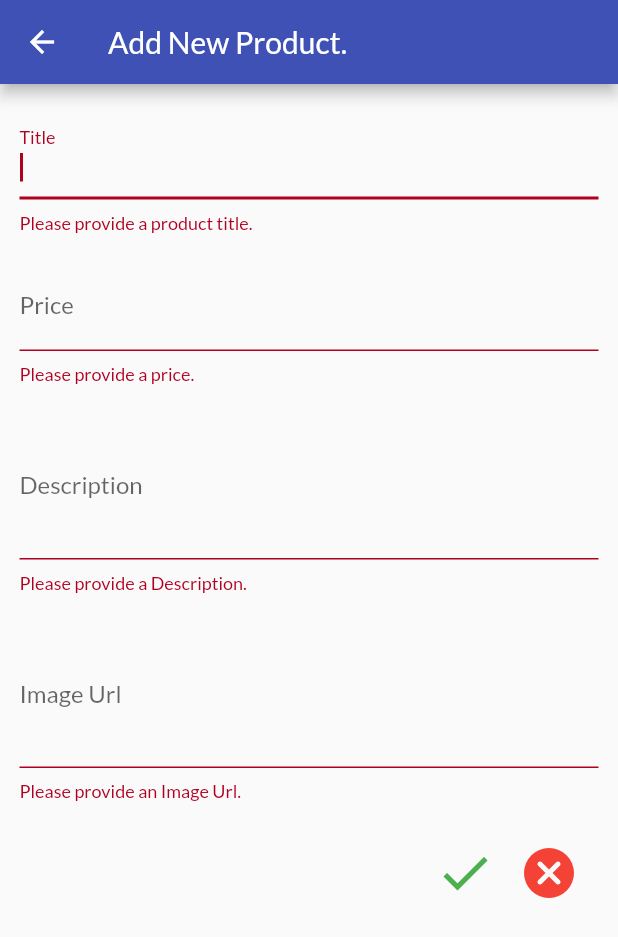
After one commit to AashrayaKrishnani/shop-app, a Flutter app: the ProductFormScreen screen opened by its route, after a tap on the "check" icon, on a phone screen of 412 x 824 dp. The commit adds this screen. Shown: the top 937 px of the screen. Run offline on Flutter 3.47's test engine with Material 2 defaults, Android fonts, the phone set to English and light mode, and no system bars.

Commit message:
Add form, ProductFormScreen.dart

```diff
--- a/lib/main.dart
+++ b/lib/main.dart
@@ -4,6 +4,7 @@ import 'package:shop_app/models/cart.dart';
 import 'package:shop_app/screens/cart_screen.dart';
 import 'package:shop_app/screens/my_products_screen.dart';
 import 'package:shop_app/screens/orders_screen.dart';
+import 'package:shop_app/screens/product_form_screen.dart';
 import 'package:shop_app/screens/product_screen.dart';
 import 'package:shop_app/screens/products_screen.dart';
 
@@ -41,6 +42,7 @@ class MyApp extends StatelessWidget {
           CartScreen.route: (context) => const CartScreen(),
           OrdersScreen.route: (context) => const OrdersScreen(),
           MyProductsScreen.route: (context) => const MyProductsScreen(),
+          ProductFormScreen.route: (context) => const ProductFormScreen(),
         },
       ),
     );
--- a/lib/models/product.dart
+++ b/lib/models/product.dart
@@ -5,7 +5,7 @@ class Product with ChangeNotifier {
   final String title;
   final String description;
   final double price;
-  final String imgUrl;
+  final Image image;
   bool isFavorite;
 
   Product(
@@ -13,7 +13,7 @@ class Product with ChangeNotifier {
       required this.title,
       required this.description,
       required this.price,
-      required this.imgUrl,
+      required this.image,
       this.isFavorite = false});
 
   void toggleFavorite() {
--- a/lib/models/products.dart
+++ b/lib/models/products.dart
@@ -11,28 +11,28 @@ class Products with ChangeNotifier {
       title: 'Red Shirt',
       description: 'A red shirt - it is pretty red!',
       price: 29.99,
-      imgUrl: 'assets/images/Red Shirt.jpg',
+      image: Image.asset('assets/images/Red Shirt.jpg'),
     ),
     Product(
       id: 'p2',
       title: 'Trousers',
       description: 'A nice pair of trousers.',
       price: 59.99,
-      imgUrl: 'assets/images/Trousers.jpg',
+      image: Image.asset('assets/images/Trousers.jpg'),
     ),
     Product(
       id: 'p3',
       title: 'Yellow Scarf',
       description: 'Warm and cozy - exactly what you need for the winter.',
       price: 19.99,
-      imgUrl: 'assets/images/Yellow Scarf.jpg',
+      image: Image.asset('assets/images/Yellow Scarf.jpg'),
     ),
     Product(
       id: 'p4',
       title: 'A Pan',
       description: 'Prepare any meal you want.',
       price: 49.99,
-      imgUrl: 'assets/images/A Pan.jpg',
+      image: Image.asset('assets/images/A Pan.jpg'),
     ),
   ];
 
@@ -54,6 +54,14 @@ class Products with ChangeNotifier {
     notifyListeners();
   }
 
+  void updateProduct(Product product) {
+    if (_products.any((p) => p.id == product.id)) {
+      _products.removeWhere((p) => p.id == product.id);
+      _products.add(product);
+      notifyListeners();
+    }
+  }
+
   void toggleFavorite(Product product) {
     _products.firstWhere((p) => p.id == product.id).toggleFavorite();
     notifyListeners();
--- /dev/null
+++ b/lib/screens/product_form_screen.dart
@@ -0,0 +1,281 @@
+import 'package:flutter/material.dart';
+import 'package:provider/provider.dart';
+
+import '../models/product.dart';
+import '../models/products.dart';
+
+enum ProductFormType {
+  edit,
+  add,
+}
+
+class ProductFormScreen extends StatefulWidget {
+  static const String route = '/product-form';
+
+  const ProductFormScreen({Key? key}) : super(key: key);
+
+  @override
+  _ProductFormScreenState createState() => _ProductFormScreenState();
+}
+
+class _ProductFormScreenState extends State<ProductFormScreen> {
+  bool init = true;
+
+  ProductFormType _type = ProductFormType.add;
+
+  final _form = GlobalKey<FormState>();
+
+  Product? _product;
+
+  String _title = '';
+  String _description = '';
+  double _price = 0;
+  Image? _image;
+
+  final _titleField = GlobalKey<FormFieldState>();
+  final _priceField = GlobalKey<FormFieldState>();
+  final _descriptionField = GlobalKey<FormFieldState>();
+  final _imageField = GlobalKey<FormFieldState>();
+
+  @override
+  void initState() {
+    super.initState();
+  }
+
+  void _submitForm() {
+    bool isValid = _form.currentState!.validate();
+
+    if (isValid) {
+      _form.currentState?.save();
+      if (_type == ProductFormType.add) {
+        Provider.of<Products>(context, listen: false).addProduct(Product(
+            id: Object.hashAll([_title, _price, _image, _description])
+                .toString(),
+            description: _description,
+            image: _image!,
+            price: _price,
+            title: _title));
+      } else {
+        Provider.of<Products>(context, listen: false).updateProduct(Product(
+            id: _product!.id,
+            description: _description,
+            image: _image!,
+            price: _price,
+            title: _title));
+      }
+      Navigator.of(context).pop(true);
+    }
+  }
+
+  Widget get _imagePreview {
+    return Padding(
+      padding: const EdgeInsets.all(8.0),
+      child: Container(
+        decoration: BoxDecoration(
+          borderRadius: BorderRadius.circular(15),
+        ),
+        width: 100,
+        child: Image(image: _image!.image, fit: BoxFit.cover),
+      ),
+    );
+  }
+
+  @override
+  Widget build(BuildContext context) {
+    if (init) {
+      if (ModalRoute.of(context)?.settings.arguments != null) {
+        _product = ModalRoute.of(context)?.settings.arguments as Product;
+        _type = ProductFormType.edit;
+      }
+      if (_type == ProductFormType.edit) _image = _product!.image;
+      init = false;
+    }
+    return Scaffold(
+      appBar: AppBar(
+        title: Text(_type == ProductFormType.edit
+            ? 'Edit ${_product?.title}'
+            : 'Add New Product.'),
+      ),
+      body: Form(
+        key: _form,
+        child: SingleChildScrollView(
+          child: Padding(
+            padding: const EdgeInsets.all(8.0),
+            child: Column(
+              children: [
+                Padding(
+                  padding:
+                      const EdgeInsets.symmetric(vertical: 10, horizontal: 5),
+                  child: TextFormField(
+                    key: _titleField,
+                    initialValue:
+                        _type == ProductFormType.edit ? _product?.title : '',
+                    decoration: const InputDecoration(
+                      labelText: 'Title',
+                    ),
+                    autofocus: _type == ProductFormType.edit ? false : true,
+                    keyboardType: TextInputType.name,
+                    autocorrect: false,
+                    enableSuggestions: false,
+                    textInputAction: TextInputAction.next,
+                    onFieldSubmitted: (_) =>
+                        _titleField.currentState?.validate(),
+                    validator: (val) {
+                      if (val == null ||
+                          val.isEmpty ||
+                          val.toString().trim().isEmpty) {
+                        return 'Please provide a product title.';
+                      }
+                      return null;
+                    },
+                    onSaved: (val) => setState(() {
+                      _title = val ?? '';
+                    }),
+                  ),
+                ),
+                Padding(
+                  padding:
+                      const EdgeInsets.symmetric(vertical: 10, horizontal: 5),
+                  child: TextFormField(
+                    key: _priceField,
+                    initialValue: _type == ProductFormType.edit
+                        ? _product?.price.toString()
+                        : '',
+                    decoration: const InputDecoration(
+                      labelText: 'Price',
+                    ),
+                    keyboardType: TextInputType.number,
+                    enableSuggestions: false,
+                    textInputAction: TextInputAction.next,
+                    onFieldSubmitted: (_) =>
+                        _priceField.currentState?.validate(),
+                    validator: (val) {
+                      if (val == null || val.isEmpty) {
+                        return 'Please provide a price.';
+                      }
+
+                      if (double.tryParse(val) == null) {
+                        return 'Please Enter a Valid Price';
+                      }
+
+                      if (double.tryParse(val)! <= 0) {
+                        return 'Sweet little Price, Please Be Positive! ';
+                      }
+
+                      return null;
+                    },
+                    onSaved: (val) => setState(() {
+                      _price = double.tryParse(val!) ?? 0;
+                    }),
+                  ),
+                ),
+                Padding(
+                  padding:
+                      const EdgeInsets.symmetric(vertical: 10, horizontal: 5),
+                  child: TextFormField(
+                    key: _descriptionField,
+                    initialValue: _type == ProductFormType.edit
+                        ? _product?.description
+                        : '',
+                    maxLines: 3,
+                    decoration: const InputDecoration(labelText: 'Description'),
+                    keyboardType: TextInputType.multiline,
+                    enableSuggestions: false,
+                    validator: (val) {
+                      if (val == null || val.toString().trim().isEmpty) {
+                        return 'Please provide a Description.';
+                      } else if (val.toString().trim().length < 30) {
+                        return 'Please make it a little longer.';
+                      }
+
+                      return null;
+                    },
+                    onSaved: (val) => setState(
+                      () {
+                        _description = val ?? '';
+                      },
+                    ),
+                  ),
+                ),
+                Padding(
+                  padding:
+                      const EdgeInsets.symmetric(vertical: 10, horizontal: 5),
+                  child: Row(
+                    children: [
+                      Expanded(
+                        child: TextFormField(
+                          key: _imageField,
+                          initialValue: '',
+                          maxLines: 3,
+                          decoration:
+                              const InputDecoration(labelText: 'Image Url'),
+                          keyboardType: TextInputType.url,
+                          enableSuggestions: false,
+                          validator: (val) {
+                            if (val == null || val.toString().trim().isEmpty) {
+                              return 'Please provide an Image Url.';
+                            }
+
+                            if (!(val.startsWith('http') ||
+                                val.startsWith('https'))) {
+                              return 'Please enter a valid Image Url';
+                            }
+
+                            return null;
+                          },
+                          onChanged: (val) {
+                            bool isValid =
+                                _imageField.currentState?.validate() ?? false;
+                            if (isValid) {
+                              setState(() {
+                                _image = Image.network(val);
+                              });
+                            } else {
+                              setState(() {
+                                _image = null;
+                              });
+                            }
+                          },
+                          onSaved: (val) => setState(
+                            () {
+                              _image = val == null ? null : Image.network(val);
+                            },
+                          ),
+                        ),
+                      ),
+                      if (_image != null) _imagePreview,
+                    ],
+                  ),
+                ),
+                Padding(
+                  padding: const EdgeInsets.all(10),
+                  child: Row(
+                    mainAxisAlignment: MainAxisAlignment.end,
+                    children: [
+                      IconButton(
+                        iconSize: 40,
+                        onPressed: () => _submitForm(),
+                        icon: const Icon(
+                          Icons.check,
+                          color: Colors.green,
+                        ),
+                      ),
+                      IconButton(
+                        iconSize: 40,
+                        onPressed: () => Navigator.of(context).pop(false),
+                        icon: const Icon(
+                          Icons.cancel_rounded,
+                          color: Colors.red,
+                        ),
+                      ),
+                    ],
+                  ),
+                )
+              ],
+            ),
+          ),
+        ),
+      ),
+    );
+  }
+}
--- a/lib/screens/product_screen.dart
+++ b/lib/screens/product_screen.dart
@@ -41,8 +41,8 @@ class ProductScreen extends StatelessWidget {
                 SizedBox(
                   width: double.infinity,
                   height: 300,
-                  child: Image.asset(
-                    product.imgUrl,
+                  child: Image(
+                    image: product.image.image,
                     fit: BoxFit.contain,
                   ),
                 ),
--- a/lib/widgets/cart_item.dart
+++ b/lib/widgets/cart_item.dart
@@ -87,8 +87,8 @@ class CartItem extends StatelessWidget {
               borderRadius: BorderRadius.circular(5),
               child: SizedBox.square(
                 dimension: 80,
-                child: Image.asset(
-                  cartItemData.product.imgUrl,
+                child: Image(
+                  image: cartItemData.product.image.image,
                   fit: BoxFit.cover,
                 ),
               ),
--- a/lib/widgets/order_item.dart
+++ b/lib/widgets/order_item.dart
@@ -30,8 +30,8 @@ class _OrderItemState extends State<OrderItem> {
                   borderRadius: BorderRadius.circular(5),
                   child: SizedBox.square(
                     dimension: 30,
-                    child: Image.asset(
-                      widget.order.cartItemList[i].product.imgUrl,
+                    child: Image(
+                      image: widget.order.cartItemList[i].product.image.image,
                       fit: BoxFit.cover,
                     ),
                   ),
@@ -78,8 +78,8 @@ class _OrderItemState extends State<OrderItem> {
                   borderRadius: BorderRadius.circular(10),
                   child: SizedBox.square(
                     dimension: 80,
-                    child: Image.asset(
-                      widget.order.cartItemList[0].product.imgUrl,
+                    child: Image(
+                      image: widget.order.cartItemList[0].product.image.image,
                       fit: BoxFit.cover,
                     ),
                   ),
--- a/lib/widgets/product_item.dart
+++ b/lib/widgets/product_item.dart
@@ -57,8 +57,8 @@ class ProductItem extends StatelessWidget {
       child: GestureDetector(
         onTap: () => Navigator.of(context)
             .pushNamed(ProductScreen.route, arguments: product),
-        child: Image.asset(
-          product.imgUrl,
+        child: Image(
+          image: product.image.image,
           fit: BoxFit.contain,
         ),
       ),
```
Also changed, not shown: lib/screens/my_products_screen.dart (+26 -1 lines), lib/widgets/my_product_item.dart (+78 -3 lines).
